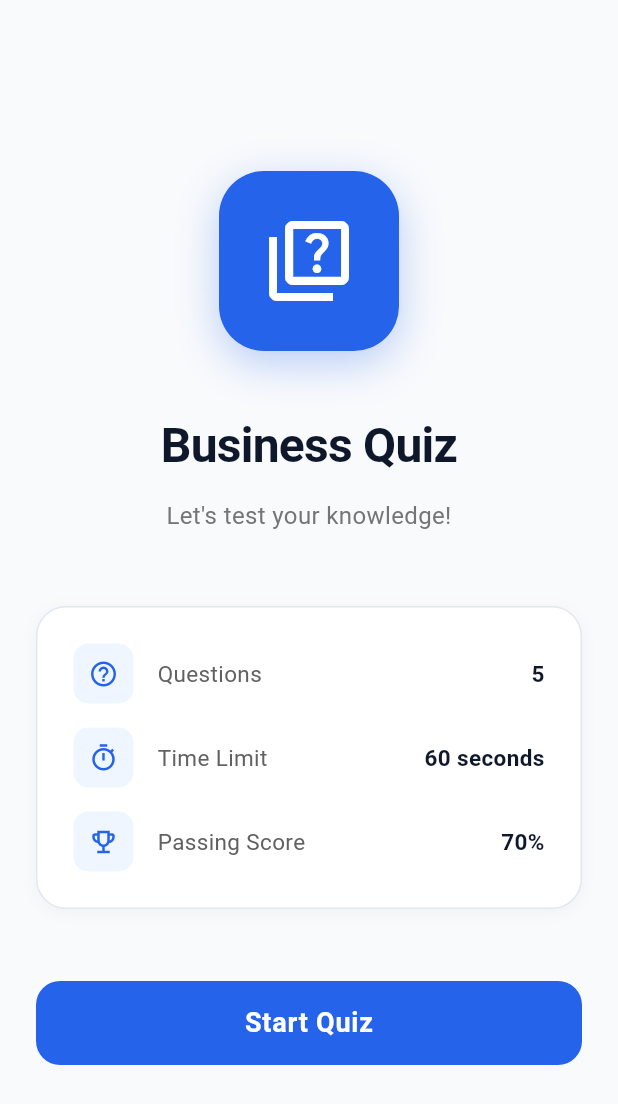
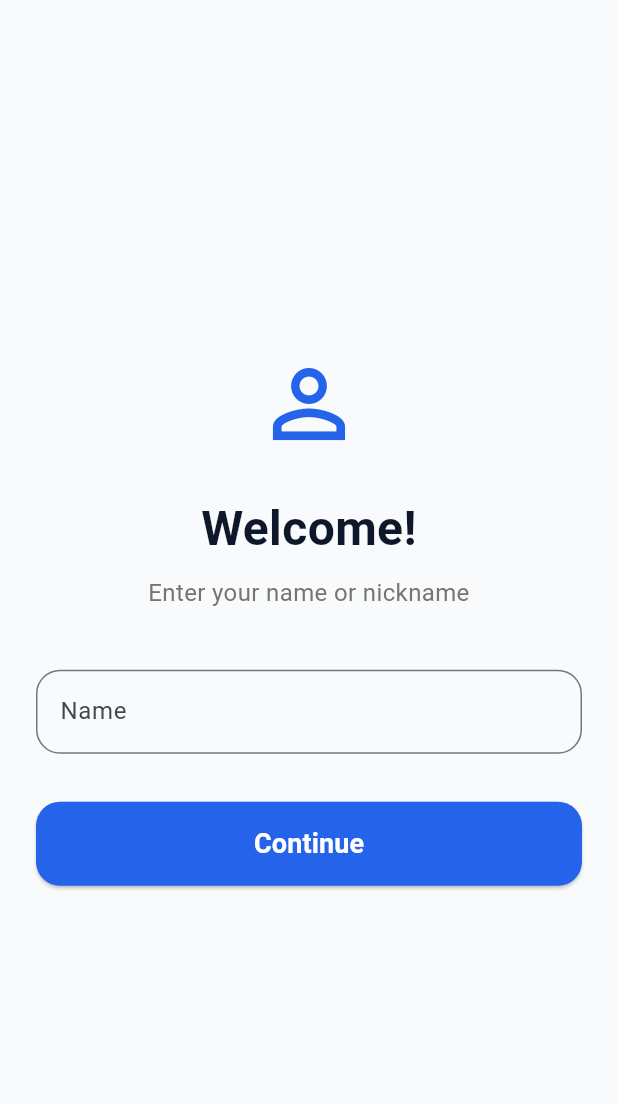
Before and after one commit to Shen-is-pretty/bsis3A-Para-CodeCode, a Flutter app: the screen it shows after launch, on a phone screen of 412 x 824 dp. Shown: the top 1104 px of the screen. Run offline on Flutter 3.47's test engine with Material 3 defaults, Android fonts, the phone set to English and light mode, and no system bars; Roboto replaces fonts that are missing (SF Pro Display).

Commit message:
Updated main.dart (Added TextFormField)

```diff
--- a/lib/main.dart
+++ b/lib/main.dart
@@ -22,7 +22,7 @@ class MyApp extends StatelessWidget {
         useMaterial3: true,
         fontFamily: 'SF Pro Display',
       ),
-      home: const QuizScreen(),
+      home: const HomeScreen(),
       debugShowCheckedModeBanner: false,
     );
   }
@@ -30,18 +30,147 @@ class MyApp extends StatelessWidget {
 
 class Question {
   final String questionText;
-  final List<String> answers;
-  final int correctAnswerIndex;
+  final List<String>? answers;
+  final int? correctAnswerIndex;
+  final String? correctTextAnswer;
+  final String type;
 
   Question({
     required this.questionText,
-    required this.answers,
-    required this.correctAnswerIndex,
+    required this.type,
+    this.answers,
+    this.correctAnswerIndex,
+    this.correctTextAnswer,
   });
 }
 
+class HomeScreen extends StatefulWidget {
+  const HomeScreen({super.key});
+
+  @override
+  State<HomeScreen> createState() => _HomeScreenState();
+}
+
+class _HomeScreenState extends State<HomeScreen> {
+  final TextEditingController _nameController = TextEditingController();
+  final GlobalKey<FormState> _formKey = GlobalKey<FormState>();
+
+  void startQuiz() {
+    if (_formKey.currentState!.validate()) {
+      Navigator.push(
+        context,
+        MaterialPageRoute(
+          builder: (context) => QuizScreen(
+            userName: _nameController.text.trim(),
+          ),
+        ),
+      );
+    }
+  }
+
+  @override
+  void dispose() {
+    _nameController.dispose();
+    super.dispose();
+  }
+
+  @override
+  Widget build(BuildContext context) {
+    return Scaffold(
+      backgroundColor: const Color(0xFFF8FAFC),
+      body: SafeArea(
+        child: Center(
+          child: Padding(
+            padding: const EdgeInsets.all(24),
+            child: Form(
+              key: _formKey,
+              child: Column(
+                mainAxisAlignment: MainAxisAlignment.center,
+                crossAxisAlignment: CrossAxisAlignment.stretch,
+                children: [
+                  const Icon(
+                    Icons.person_outline,
+                    size: 72,
+                    color: Color(0xFF2563EB),
+                  ),
+                  const SizedBox(height: 24),
+
+                  const Text(
+                    'Welcome!',
+                    textAlign: TextAlign.center,
+                    style: TextStyle(
+                      fontSize: 32,
+                      fontWeight: FontWeight.bold,
+                      color: Color(0xFF0F172A),
+                    ),
+                  ),
+                  const SizedBox(height: 8),
+
+                  Text(
+                    'Enter your name or nickname',
+                    textAlign: TextAlign.center,
+                    style: TextStyle(
+                      fontSize: 16,
+                      color: Colors.grey[600],
+                    ),
+                  ),
+                  const SizedBox(height: 40),
+
+                  TextFormField(
+                    controller: _nameController,
+                    decoration: InputDecoration(
+                      labelText: 'Name',
+                      border: OutlineInputBorder(
+                        borderRadius: BorderRadius.circular(16),
+                      ),
+                    ),
+                    validator: (value) {
+                      if (value == null || value.trim().isEmpty) {
+                        return 'Please enter your name';
+                      }
+                      return null;
+                    },
+                  ),
+                  const SizedBox(height: 32),
+
+                  SizedBox(
+                    height: 56,
+                    child: ElevatedButton(
+                      onPressed: startQuiz,
+                      style: ElevatedButton.styleFrom(
+                        backgroundColor: const Color(0xFF2563EB),
+                        foregroundColor: Colors.white,
+                        shape: RoundedRectangleBorder(
+                          borderRadius: BorderRadius.circular(16),
+                        ),
+                      ),
+                      child: const Text(
+                        'Continue',
+                        style: TextStyle(
+                          fontSize: 18,
+                          fontWeight: FontWeight.w600,
+                        ),
+                      ),
+                    ),
+                  ),
+                ],
+              ),
+            ),
+          ),
+        ),
+      ),
+    );
+  }
+}
+
 class QuizScreen extends StatefulWidget {
-  const QuizScreen({super.key});
+  final String userName;
+
+
+  const QuizScreen({
+    super.key,
+    required this.userName,
+  });
 
   @override
   State<QuizScreen> createState() => _QuizScreenState();
@@ -53,8 +182,10 @@ class _QuizScreenState extends State<QuizScreen> with SingleTickerProviderStateM
   int currentQuestionIndex = 0;
   int score = 0;
   int? selectedAnswerIndex;
+  bool? isTextAnswerCorrect;
   bool isAnswered = false;
   bool quizEnded = false;
+  final TextEditingController _textController = TextEditingController();
 
   // Timer variables
   Timer? _timer;
@@ -67,8 +198,8 @@ class _QuizScreenState extends State<QuizScreen> with SingleTickerProviderStateM
   // Quiz questions
   final List<Question> questions = [
   Question(
-      questionText:
-          'Why do business use automation?',
+    questionText: 'Why do business use automation?',
+    type: 'mcq',
     answers: [
       'Reducing manual, repetitive tasks',
       'Increasing costs',
@@ -78,30 +209,13 @@ class _QuizScreenState extends State<QuizScreen> with SingleTickerProviderStateM
     correctAnswerIndex: 0,
   ),
   Question(
-      questionText:
-          'What is an example of an AI innovation in businesses?',
-      answers: [
-        'Holding meetings through online platforms',
-        'A chatbot for customer support',
-        'Able to remotely accessing data',
-        'A word processor',
-      ],
-      correctAnswerIndex: 1,
+    questionText: 'What tool is used in the assessment of internal and external factors that affect a business?',
+    type: 'text',
+    correctTextAnswer: 'swot',
   ),
   Question(
-      questionText:
-          'Why do businesses integrate cloud services?',
-      answers: [
-        'To print documents faster',
-        'To improve customer support',
-        'To comply with industry standards',
-        'To store and access data through the internet',
-      ],
-      correctAnswerIndex: 3, // FIXED: Changed from 2 to 3
-    ),
-    Question(
-      questionText:
-          'What does RPA stand for in business automation?', // FIXED: Changed "Why does" to "What does"
+    questionText: 'What does RPA stand for in business automation?',
+    type: 'mcq',
     answers: [
       'Robotic Process Automation',
       'Remote Process Automation',
@@ -109,17 +223,6 @@ class _QuizScreenState extends State<QuizScreen> with SingleTickerProviderStateM
       'Rapid Process Automation',
     ],
     correctAnswerIndex: 0,
-    ),
-     Question(
-      questionText:
-          'What is the primary purpose of a company conducting a SWOT analysis?',
-      answers: [
-        'To audit its quarterly financial statements',
-        'To identify internal Strengths and Weaknesses, and external Opportunities and Threats',
-        'To set the annual holiday schedule for employees',
-        'To design the company\'s logo and branding materials',
-      ],
-      correctAnswerIndex: 1,
   ),
 ];
 
@@ -144,6 +247,7 @@ class _QuizScreenState extends State<QuizScreen> with SingleTickerProviderStateM
   void dispose() {
     _timer?.cancel();
     _fadeController.dispose();
+    _textController.dispose();
     super.dispose();
   }
 
@@ -188,6 +292,23 @@ class _QuizScreenState extends State<QuizScreen> with SingleTickerProviderStateM
     }
   }
 
+  void submitTextAnswer() {
+  final userAnswer = _textController.text.trim().toLowerCase();
+  final correctAnswer =
+      questions[currentQuestionIndex].correctTextAnswer!.toLowerCase();
+
+  setState(() {
+    isAnswered = true;
+
+    if (userAnswer == correctAnswer) {
+      score++;
+      isTextAnswerCorrect = true;
+    } else {
+      isTextAnswerCorrect = false;
+    }
+  });
+}
+
   void nextQuestion() {
     _fadeController.forward(from: 0);
     setState(() {
@@ -195,6 +316,8 @@ class _QuizScreenState extends State<QuizScreen> with SingleTickerProviderStateM
         currentQuestionIndex++;
         selectedAnswerIndex = null;
         isAnswered = false;
+        isTextAnswerCorrect = null;
+        _textController.clear();
       } else {
         quizEnded = true;
         _timer?.cancel();
@@ -277,9 +400,9 @@ class _QuizScreenState extends State<QuizScreen> with SingleTickerProviderStateM
 
               // Subtitle
               Text(
-                'Let\'s test your knowledge!',
+                'Let\'s test your knowledge, ${widget.userName}!',
                 style: TextStyle(
-                  fontSize: 16,
+                  fontSize: 25,
                   color: Colors.grey[600],
                   height: 1.5,
                 ),
@@ -490,7 +613,11 @@ class _QuizScreenState extends State<QuizScreen> with SingleTickerProviderStateM
                   const SizedBox(height: 32),
 
                   // Answers
-                  ...List.generate(question.answers.length, (index) {
+                 // Answers
+
+// Multiple Choice Question
+if (question.type == 'mcq') ...[
+  ...List.generate(question.answers!.length, (index) {
     final isCorrect = index == question.correctAnswerIndex;
     final isSelected = selectedAnswerIndex == index;
     final showCorrect = isAnswered && isCorrect;
@@ -508,84 +635,68 @@ class _QuizScreenState extends State<QuizScreen> with SingleTickerProviderStateM
       backgroundColor = const Color(0xFFFEE2E2);
       borderColor = const Color(0xFFEF4444);
       textColor = const Color(0xFF991B1B);
-                    } else if (isSelected && !isAnswered) {
-                      borderColor = const Color(0xFF2563EB);
     }
 
     return Padding(
       padding: const EdgeInsets.only(bottom: 12),
-                      child: Material(
-                        color: backgroundColor,
-                        borderRadius: BorderRadius.circular(16),
       child: InkWell(
         onTap: isAnswered ? null : () => selectAnswer(index),
-                          borderRadius: BorderRadius.circular(16),
         child: Container(
           padding: const EdgeInsets.all(20),
           decoration: BoxDecoration(
+            color: backgroundColor,
             border: Border.all(color: borderColor, width: 1.5),
             borderRadius: BorderRadius.circular(16),
           ),
-                            child: Row(
-                              children: [
-                                // Letter Circle
-                                Container(
-                                  width: 32,
-                                  height: 32,
-                                  decoration: BoxDecoration(
-                                    color: showCorrect || showWrong
-                                        ? (showCorrect ? const Color(0xFF22C55E) : const Color(0xFFEF4444))
-                                        : const Color(0xFFF1F5F9),
-                                    shape: BoxShape.circle,
-                                  ),
-                                  child: Center(
           child: Text(
-                                      String.fromCharCode(65 + index),
-                                      style: TextStyle(
-                                        fontWeight: FontWeight.w600,
-                                        fontSize: 14,
-                                        color: showCorrect || showWrong
-                                            ? Colors.white
-                                            : const Color(0xFF64748B),
-                                      ),
-                                    ),
-                                  ),
-                                ),
-                                const SizedBox(width: 16),
-
-                                // Answer Text
-                                Expanded(
-                                  child: Text(
-                                    question.answers[index],
+            question.answers![index],
             style: TextStyle(
               fontSize: 15,
-                                      height: 1.5,
               color: textColor,
               fontWeight: FontWeight.w500,
-                                    ),
-                                  ),
-                                ),
-
-                                // Check/X Icon
-                                if (showCorrect)
-                                  const Icon(
-                                    Icons.check_circle,
-                                    color: Color(0xFF22C55E),
-                                    size: 24,
-                                  ),
-                                if (showWrong)
-                                  const Icon(
-                                    Icons.cancel,
-                                    color: Color(0xFFEF4444),
-                                    size: 24,
-                                  ),
-                              ],
             ),
           ),
         ),
       ),
     );
   }),
+],
+
+// Identification / Text Question
+if (question.type == 'text') ...[
+  TextFormField(
+    controller: _textController,
+    enabled: !isAnswered,
+    decoration: InputDecoration(
+      labelText: 'Your Answer',
+      border: OutlineInputBorder(
+        borderRadius: BorderRadius.circular(16),
+      ),
+    ),
+  ),
+  const SizedBox(height: 24),
+  SizedBox(
+    height: 56,
+    child: ElevatedButton(
+  onPressed: isAnswered ? null : submitTextAnswer,
+  style: ElevatedButton.styleFrom(
+    backgroundColor: !isAnswered
+        ? const Color(0xFF2563EB)
+        : isTextAnswerCorrect == true
+            ? const Color(0xFF22C55E) // green
+            : const Color(0xFFEF4444), // red
+    foregroundColor: Colors.white,
+    shape: RoundedRectangleBorder(
+      borderRadius: BorderRadius.circular(16),
+    ),
+  ),
+      child: const Text(
+        'Submit Answer',
+        style: TextStyle(fontSize: 16, fontWeight: FontWeight.w600),
+      ),
+    ),
+  ),
+],
 
                   // Next Button
                   if (isAnswered) ...[
@@ -682,10 +793,10 @@ class _QuizScreenState extends State<QuizScreen> with SingleTickerProviderStateM
               // Result Title
               Text(
                 isPerfect
-                    ? 'Perfect Score!'
+                    ? 'Perfect Score, ${widget.userName}!'
                     : isPassing
-                        ? 'Well Done!'
-                        : 'Keep Practicing!',
+                        ? 'Well Done, ${widget.userName}!'
+                        : 'Keep Practicing, ${widget.userName}!',
                 style: const TextStyle(
                   fontSize: 32,
                   fontWeight: FontWeight.bold,
```
Lines whose indentation alone changed are shown as unchanged.
